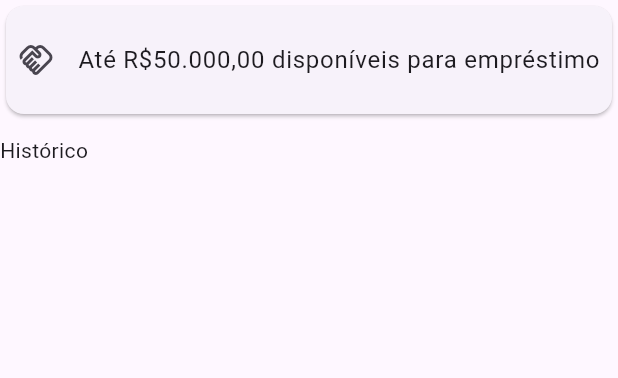
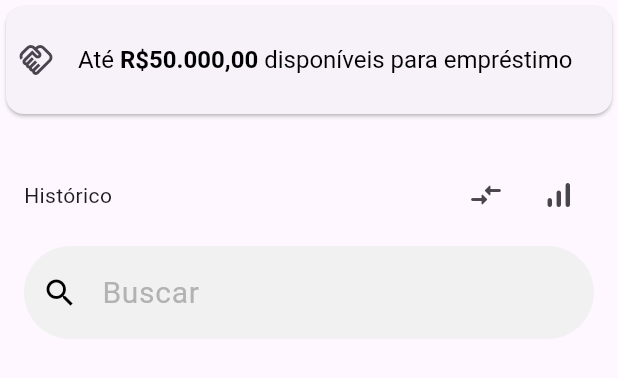
Before and after one commit to matheusviniciusga/appnubank, a Flutter app: the Historico widget shown alone on an empty page, opened directly, on a phone screen of 412 x 824 dp. Shown: the top 378 px of the screen. Run offline on Flutter 3.47's test engine with Material 3 defaults, Android fonts, the phone set to English and light mode, and no system bars; our stand-ins replace parse_server_sdk_flutter; network calls fail.

Commit message:
Adicionando pag conta

```diff
--- a/lib/main.dart
+++ b/lib/main.dart
@@ -1,5 +1,5 @@
 import 'package:flutter/material.dart';
-import 'package:flutter_application_atvnubank/pagPerfil/HomePerfil.dart';
+import 'package:flutter_application_atvnubank/pagConta/MinhaConta.dart';
 import 'package:flutter_application_atvnubank/pagPrincipal/AppBody.dart';
 
 import 'package:parse_server_sdk_flutter/parse_server_sdk_flutter.dart';
@@ -29,7 +29,7 @@ class MyApp extends StatelessWidget {
       initialRoute: '/',
       routes: {
         '/': (context) => const AppBody(),
-        '/profile': (context) => const HomePerfil()
+        '/conta': (context) => const MinhaConta()
       },
     );
   }
--- /dev/null
+++ b/lib/pagConta/Historico.dart
@@ -0,0 +1,94 @@
+import 'package:flutter/material.dart';
+
+class Historico extends StatefulWidget {
+  const Historico ({super.key});
+
+  @override
+  State<Historico > createState() => MyHistorico ();
+}
+
+class MyHistorico  extends State<Historico > {
+  late TextEditingController control;
+
+  @override
+  void initState() {
+    super.initState();
+    control = TextEditingController();
+  }
+
+  @override
+  Widget build(BuildContext context) {
+    return Column(
+      crossAxisAlignment: CrossAxisAlignment.start,
+      children: [
+        Card(
+          child: ListTile(
+            contentPadding: EdgeInsets.all(8),
+            leading: Icon(Icons.handshake_outlined),
+            title: RichText(text: TextSpan(
+              style: TextStyle(
+                fontSize: 16.0,
+                color: Colors.black
+              ),
+              children: <TextSpan>[
+                TextSpan(text: 'Até '),
+                TextSpan(text: 'R\$50.000,00 ', style: TextStyle(fontWeight: FontWeight.bold)),
+                TextSpan(text: 'disponíveis para empréstimo')
+              ]
+            )),
+          ),
+        ),
+        const SizedBox(height: 10),
+        Padding(padding: const EdgeInsets.all(16),
+          child: Column(
+            children: [
+              Row(
+                mainAxisAlignment: MainAxisAlignment.spaceBetween,
+                children: [
+                  const Text("Histórico"),
+                  Row(
+                    children: [
+                      IconButton(onPressed: () {}, icon: const Icon(Icons.compare_arrows_rounded)),
+                      IconButton(onPressed: () {}, icon: const Icon(Icons.signal_cellular_alt_rounded))
+                    ]
+                  )
+                ],
+              ),
+              SizedBox(height: 10),
+              TextField(
+                controller: control,
+                style: const TextStyle(
+                  color: Color(0xff020202),
+                  fontSize: 20,
+                  fontWeight: FontWeight.w400,
+                  letterSpacing: 0.5
+                ),
+                decoration: InputDecoration(
+                  filled: true,
+                  fillColor: const Color(0xfff1f1f1),
+                  border: OutlineInputBorder(
+                    borderRadius: BorderRadius.circular(50),
+                    borderSide: BorderSide.none,
+                  ),
+                  hintText: "Buscar",
+                  hintStyle: const TextStyle(
+                    color: Color(0xffb2b2b2),
+                    fontSize: 20,
+                    fontWeight: FontWeight.w400,
+                    letterSpacing: 0.5,
+                    decorationThickness: 6
+                  ),
+                  prefixIcon: IconButton(onPressed: () {
+                    control.clear();
+                  }, icon: Icon(Icons.search)),
+                  prefixIconColor: Colors.black
+                ),
+              ),
+              //HistoricoGenarator
+            ],
+          )
+        )
+      ],
+    );
+  }
+}
--- a/lib/pagPerfil/Historico.dart
+++ /dev/null
@@ -1,36 +0,0 @@
-import 'package:flutter/material.dart';
-
-class Historico extends StatefulWidget {
-  const Historico ({super.key});
-
-  @override
-  State<Historico > createState() => MyHistorico ();
-}
-
-class MyHistorico  extends State<Historico > {
-  late TextEditingController control;
-
-  @override
-  void initState() {
-    super.initState();
-    control = TextEditingController();
-  }
-
-  @override
-  Widget build(BuildContext context) {
-    return const Column(
-      crossAxisAlignment: CrossAxisAlignment.start,
-      children: [
-        Card(
-          child: ListTile(
-            contentPadding: EdgeInsets.all(8),
-            leading: Icon(Icons.handshake_outlined),
-            title: Text("Até R\$50.000,00 disponíveis para empréstimo"),
-          ),
-        ),
-        SizedBox(height: 10),
-        Text("Histórico")
-      ],
-    );
-  }
-}
--- a/lib/pagPrincipal/AppBody.dart
+++ b/lib/pagPrincipal/AppBody.dart
@@ -10,7 +10,7 @@ class AppBody extends StatelessWidget {
       appBar: AppBar(
         backgroundColor: const Color(0xFF8A05BE),
         leading: IconButton(onPressed: () {
-          Navigator.pushNamed(context, '/profile');
+          Navigator.pushNamed(context, '/conta');
         }, icon: const Icon(Icons.person_outline), color: Colors.white),
         actions: [
           IconButton(onPressed: () {}, icon: const Icon(Icons.visibility_outlined), color: const Color(0xFFF5F5F5)),
--- a/lib/pagPrincipal/HomePage.dart
+++ b/lib/pagPrincipal/HomePage.dart
@@ -13,8 +13,8 @@ class HomePage extends StatefulWidget {
 class MyHomePageApp extends State<HomePage> {
   @override
   Widget build(BuildContext context) {
-    return Expanded(
-      //margin: const EdgeInsets.all(16),
+    return Container(
+      margin: const EdgeInsets.all(16),
       child: ListView(
         children: const [
           Conta(),
```
Also changed, not shown: lib/pagConta/MinhaConta.dart (added, +39 -0 lines), lib/pagConta/Saldo.dart (added, +88 -0 lines), lib/pagPerfil/HomePerfil.dart (deleted, +0 -35 lines), lib/pagPerfil/Saldo.dart (deleted, +0 -70 lines), lib/pagPrincipal/Conta.dart (+14 -25 lines), lib/pagConta/HistoricoGenerator.dart (renamed from lib/pagPerfil/historicoGenerator.dart).
